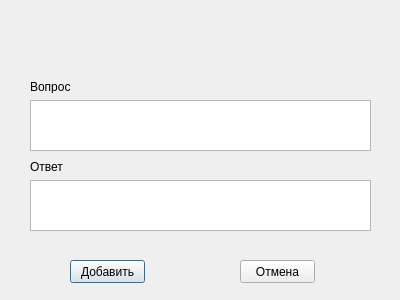
The window that add_card/add_card.ui (vladislavvasyukov/Memorigo) describes before a commit, drawn with Qt 5.
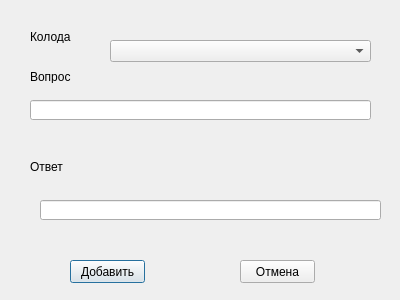
The same window after the commit.

Commit message: Now we can add cards)))

```diff
--- a/add_card/add_card.ui
+++ b/add_card/add_card.ui
@@ -43,7 +43,7 @@
    <property name="geometry">
     <rect>
      <x>30</x>
-     <y>80</y>
+     <y>70</y>
      <width>47</width>
      <height>13</height>
     </rect>
@@ -65,23 +65,46 @@
     <string>Ответ</string>
    </property>
   </widget>
-  <widget class="QTextEdit" name="textEdit">
+  <widget class="QComboBox" name="category">
+   <property name="geometry">
+    <rect>
+     <x>110</x>
+     <y>40</y>
+     <width>261</width>
+     <height>22</height>
+    </rect>
+   </property>
+  </widget>
+  <widget class="QLabel" name="label_3">
+   <property name="geometry">
+    <rect>
+     <x>30</x>
+     <y>30</y>
+     <width>47</width>
+     <height>13</height>
+    </rect>
+   </property>
+   <property name="text">
+    <string>Колода</string>
+   </property>
+  </widget>
+  <widget class="QLineEdit" name="answer">
+   <property name="geometry">
+    <rect>
+     <x>40</x>
+     <y>200</y>
+     <width>341</width>
+     <height>20</height>
+    </rect>
+   </property>
+  </widget>
+  <widget class="QLineEdit" name="question">
    <property name="geometry">
     <rect>
      <x>30</x>
      <y>100</y>
      <width>341</width>
-     <height>51</height>
-    </rect>
-   </property>
-  </widget>
-  <widget class="QTextEdit" name="textEdit_2">
-   <property name="geometry">
-    <rect>
-     <x>30</x>
-     <y>180</y>
-     <width>341</width>
-     <height>51</height>
+     <height>20</height>
     </rect>
    </property>
   </widget>
```
The commit also changes 2 other files.
